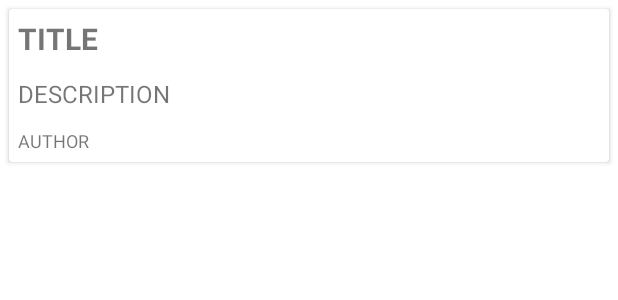
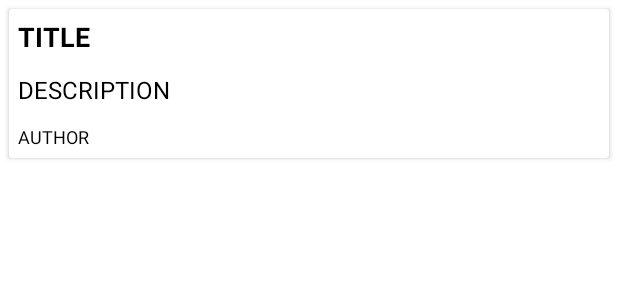
Before and after one commit to DanielWijono/NewsPortalApp, an Android app: the layout item_news_list.xml on its own in the app's theme, with its tools: preview values and no code run, on a phone screen of 412 x 824 dp. Shown: the top 300 px of the screen. Run offline under Robolectric (Android 15) with nearby library versions, the phone set to English and light mode, and no system bars.

Commit message:
add validation in news UI and add ellipsized for description if more than 2 lines

```diff
--- a/app/src/main/res/layout/item_news_list.xml
+++ b/app/src/main/res/layout/item_news_list.xml
@@ -24,7 +24,8 @@
                 android:layout_width="match_parent"
                 android:layout_height="wrap_content"
                 android:text="TITLE"
-                android:textSize="@dimen/padding_margin_20dp"
+                android:textSize="@dimen/padding_margin_18dp"
+                android:textColor="@color/color_black"
                 android:textStyle="bold"
                 android:layout_margin="@dimen/padding_margin_6dp"
                 android:id="@+id/news_title"/>
@@ -34,6 +35,9 @@
                 android:layout_height="wrap_content"
                 android:text="DESCRIPTION"
                 android:textSize="@dimen/padding_margin_16dp"
+                android:textColor="@color/color_black"
+                android:maxLines="2"
+                android:ellipsize="end"
                 android:layout_margin="@dimen/padding_margin_6dp"
                 android:id="@+id/news_description"/>
 
@@ -42,6 +46,7 @@
                 android:layout_height="wrap_content"
                 android:text="AUTHOR"
                 android:textSize="@dimen/padding_margin_12dp"
+                android:textColor="@color/color_black"
                 android:layout_margin="@dimen/padding_margin_6dp"
                 android:id="@+id/news_author"/>
         </LinearLayout>
```
Also changed, not shown: app/src/main/java/com/example/daniel/tokopediaproject/Adapter/NewsListAdapter.java (+12 -2 lines).
